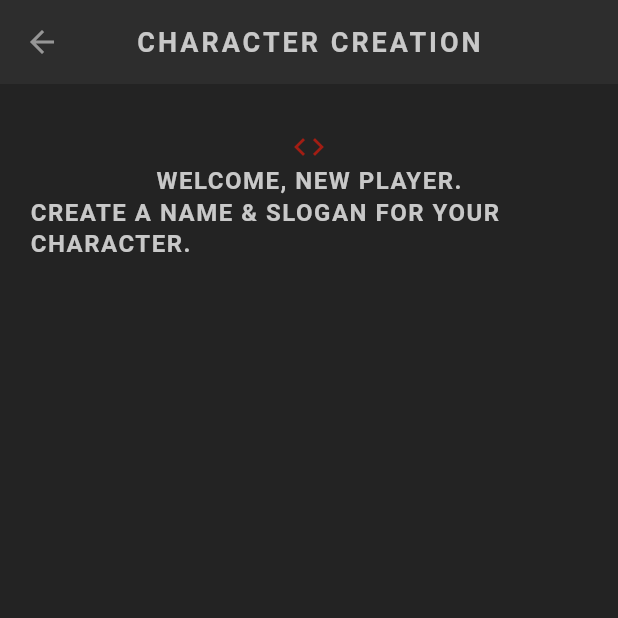
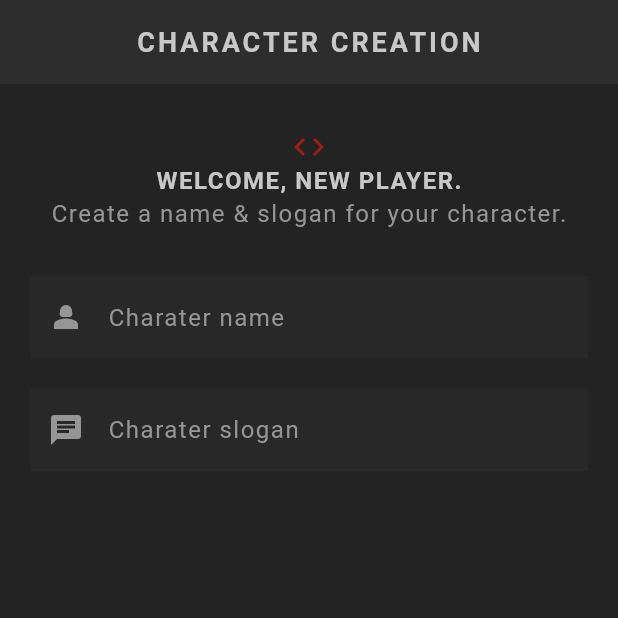
Before and after one commit to jecode93/app_rpg, a Flutter app: the Create screen opened directly, on a phone screen of 412 x 824 dp, the top half of it. Run offline on Flutter 3.47's test engine with Material 3 defaults, Android fonts, the phone set to English and light mode, and no system bars; our stand-ins replace google_fonts; Roboto replaces fonts that are missing (Kanit).

Commit message:
Making a Text Field.

```diff
--- a/lib/main.dart
+++ b/lib/main.dart
@@ -1,3 +1,4 @@
+import 'package:app_rpg/screens/create/create.dart';
 import 'package:app_rpg/screens/home/home.dart';
 import 'package:app_rpg/theme.dart';
 import 'package:flutter/material.dart';
@@ -15,7 +16,7 @@ class MyApp extends StatelessWidget {
     return MaterialApp(
       title: 'Flutter Demo',
       theme: primaryTheme,
-      home: const Home(),
+      home: const Create(),
     );
   }
 }
--- a/lib/screens/create/create.dart
+++ b/lib/screens/create/create.dart
@@ -1,6 +1,7 @@
 import 'package:app_rpg/shared/styled_text.dart';
 import 'package:app_rpg/theme.dart';
 import 'package:flutter/material.dart';
+import 'package:google_fonts/google_fonts.dart';
 
 class Create extends StatefulWidget {
   const Create({super.key});
@@ -35,11 +36,31 @@ class _CreateState extends State<Create> {
               child: StyledHeading('Welcome, new player.'),
             ),
             const Center(
-              child:
-                  StyledHeading('Create a name & slogan for your character.'),
+              child: StyledText('Create a name & slogan for your character.'),
             ),
-            const SizedBox(
-              height: 30,
+            const SizedBox(height: 30),
+
+            // input for name and slogan
+            TextField(
+              style: GoogleFonts.kanit(
+                textStyle: Theme.of(context).textTheme.bodyMedium,
+              ),
+              cursorColor: AppColors.textColor,
+              decoration: const InputDecoration(
+                prefixIcon: Icon(Icons.person_2),
+                label: StyledText('Charater name'),
+              ),
+            ),
+            const SizedBox(height: 20),
+            TextField(
+              style: GoogleFonts.kanit(
+                textStyle: Theme.of(context).textTheme.bodyMedium,
+              ),
+              cursorColor: AppColors.textColor,
+              decoration: const InputDecoration(
+                prefixIcon: Icon(Icons.chat),
+                label: StyledText('Charater slogan'),
+              ),
             ),
           ],
         ),
--- a/lib/theme.dart
+++ b/lib/theme.dart
@@ -57,4 +57,15 @@ ThemeData primaryTheme = ThemeData(
     shadowColor: Colors.transparent,
     margin: const EdgeInsets.only(bottom: 16),
   ),
+
+  // input decoration theme
+  inputDecorationTheme: InputDecorationTheme(
+    filled: true,
+    fillColor: AppColors.secondaryColor.withOpacity(0.5),
+    border: InputBorder.none,
+    labelStyle: TextStyle(
+      color: AppColors.textColor,
+    ),
+    prefixIconColor: AppColors.textColor,
+  ),
 );
```
Also changed, not shown: pubspec.lock.
